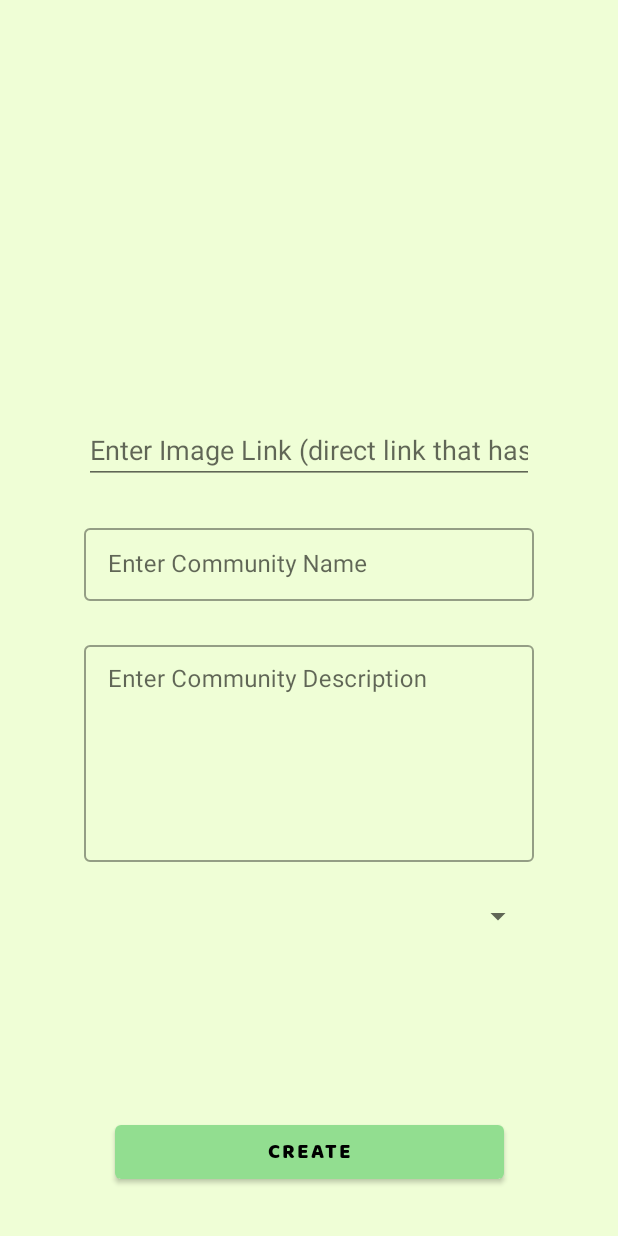
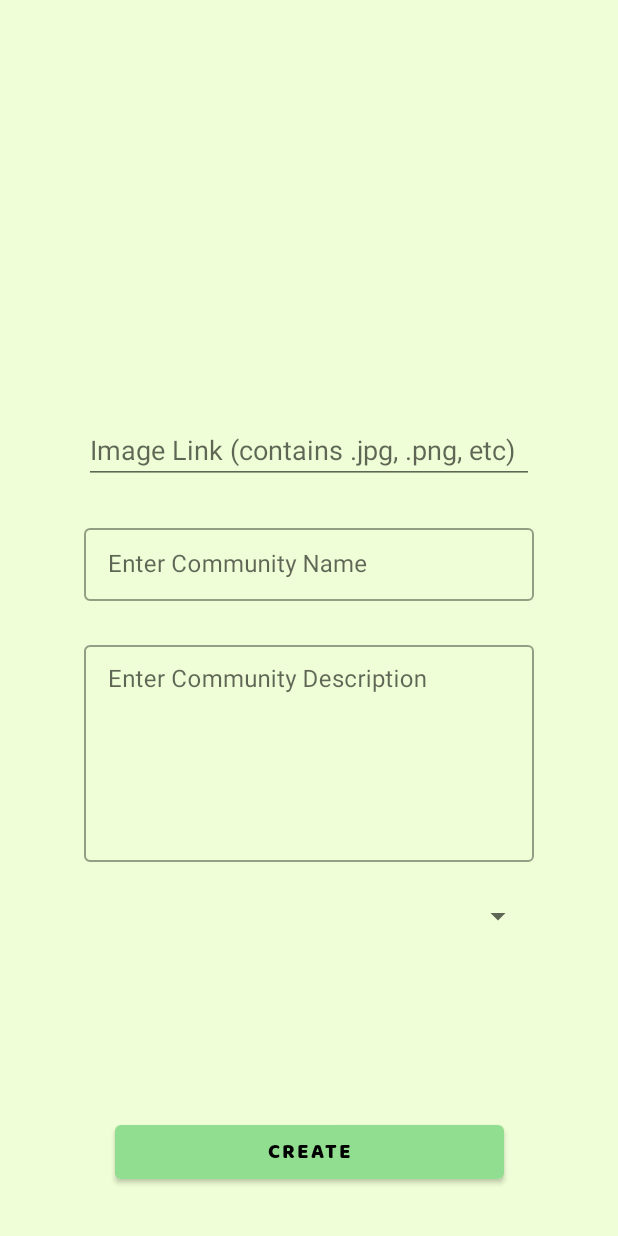
Before and after one commit to VannesL/ShibaCha, an Android app: the CreateCommunityActivity screen opened directly, with no data from a screen before it, on a phone screen of 412 x 824 dp. Run offline under Robolectric (Android 15) with nearby library versions, the phone set to English and light mode, and no system bars; our stand-ins replace Firebase (no records; nobody signed in at launch, a user with empty details on screens opened directly), Picasso; pictures from the network do not load.

Commit message:
Image Link Field description
Gave a clearer description for image link field

```diff
--- a/app/src/main/res/values/strings.xml
+++ b/app/src/main/res/values/strings.xml
@@ -27,7 +27,7 @@
     <string name="gender_header">Gender:</string>
     <string name="desc_field">Enter Community Description</string>
     <string name="comm_name_field">Enter Community Name</string>
-    <string name="image_field">Enter Image Link (direct link that has the image file referred inside)</string>
+    <string name="image_field">Image Link (contains .jpg, .png, etc)</string>
     <string name="button_create">create</string>
     <string name="update_button">Update</string>
     <string name="RVitem_name">Community Name</string>
```
